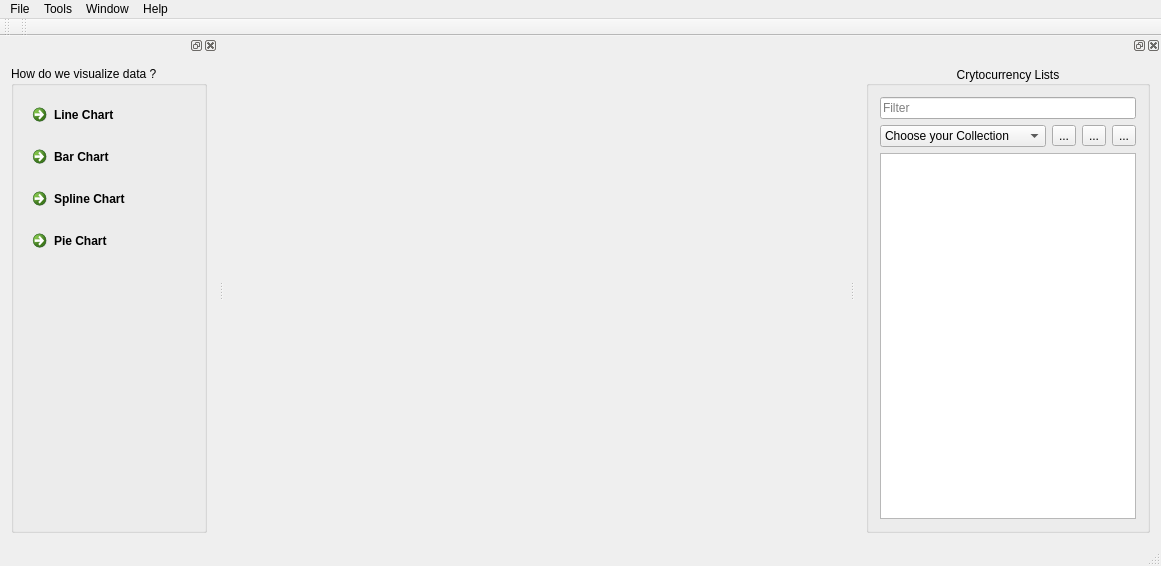
Before: the Qt Designer form mainwindow.ui in qtuancr261/CryptocurrencyVisualization, drawn with Qt 5.
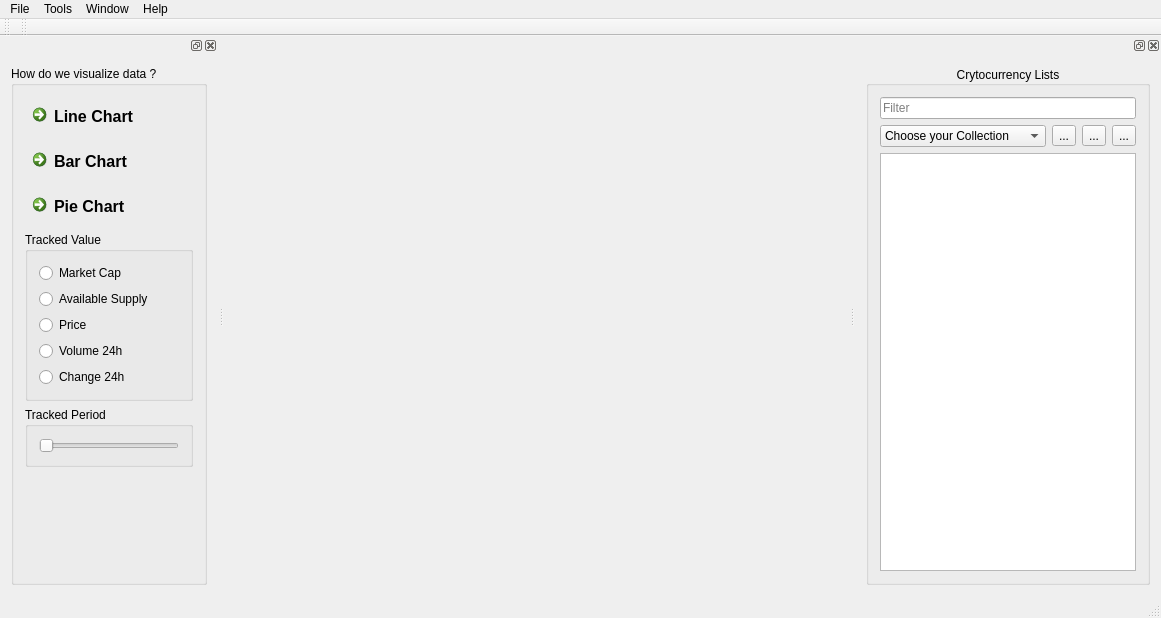
After: the same form once the commit is applied. Icons and pictures are not drawn.

Patch:
```diff
--- a/mainwindow.ui
+++ b/mainwindow.ui
@@ -7,7 +7,7 @@
     <x>0</x>
     <y>0</y>
     <width>1161</width>
-    <height>566</height>
+    <height>618</height>
    </rect>
   </property>
   <property name="windowTitle">
@@ -72,9 +72,14 @@
        <property name="title">
         <string>How do we visualize data ?</string>
        </property>
-       <layout class="QVBoxLayout" name="verticalLayout">
+       <layout class="QVBoxLayout" name="verticalLayout_5">
         <item>
          <widget class="QCommandLinkButton" name="buttonShowLineChart">
+          <property name="font">
+           <font>
+            <pointsize>12</pointsize>
+           </font>
+          </property>
           <property name="text">
            <string>Line Chart</string>
           </property>
@@ -85,32 +90,98 @@
         </item>
         <item>
          <widget class="QCommandLinkButton" name="buttonShowBarChart">
+          <property name="font">
+           <font>
+            <pointsize>12</pointsize>
+           </font>
+          </property>
           <property name="text">
            <string>Bar Chart</string>
           </property>
           <property name="checkable">
            <bool>true</bool>
           </property>
-         </widget>
-        </item>
-        <item>
-         <widget class="QCommandLinkButton" name="buttonShowSplineChart">
-          <property name="text">
-           <string>Spline Chart</string>
-          </property>
-          <property name="checkable">
+          <property name="autoExclusive">
            <bool>true</bool>
           </property>
          </widget>
         </item>
         <item>
          <widget class="QCommandLinkButton" name="buttonShowPieChart">
+          <property name="font">
+           <font>
+            <pointsize>12</pointsize>
+           </font>
+          </property>
           <property name="text">
            <string>Pie Chart</string>
           </property>
           <property name="checkable">
            <bool>true</bool>
           </property>
+          <property name="autoExclusive">
+           <bool>true</bool>
+          </property>
+         </widget>
+        </item>
+        <item>
+         <widget class="QGroupBox" name="groupBoxTrackedValue">
+          <property name="title">
+           <string>Tracked Value</string>
+          </property>
+          <layout class="QVBoxLayout" name="verticalLayout">
+           <item>
+            <widget class="QRadioButton" name="radioButtonMarketcap">
+             <property name="text">
+              <string>Market Cap</string>
+             </property>
+            </widget>
+           </item>
+           <item>
+            <widget class="QRadioButton" name="radioButtonAvailableSupply">
+             <property name="text">
+              <string>Available Supply</string>
+             </property>
+            </widget>
+           </item>
+           <item>
+            <widget class="QRadioButton" name="radioButtonPrice">
+             <property name="text">
+              <string>Price</string>
+             </property>
+            </widget>
+           </item>
+           <item>
+            <widget class="QRadioButton" name="radioButtonVolume">
+             <property name="text">
+              <string>Volume 24h</string>
+             </property>
+            </widget>
+           </item>
+           <item>
+            <widget class="QRadioButton" name="radioButtonChange">
+             <property name="text">
+              <string>Change 24h</string>
+             </property>
+            </widget>
+           </item>
+          </layout>
+         </widget>
+        </item>
+        <item>
+         <widget class="QGroupBox" name="groupBox_2">
+          <property name="title">
+           <string>Tracked Period</string>
+          </property>
+          <layout class="QVBoxLayout" name="verticalLayout_6">
+           <item>
+            <widget class="QSlider" name="horizontalSliderPeriod">
+             <property name="orientation">
+              <enum>Qt::Horizontal</enum>
+             </property>
+            </widget>
+           </item>
+          </layout>
          </widget>
         </item>
         <item>
@@ -121,7 +192,7 @@
           <property name="sizeHint" stdset="0">
            <size>
             <width>20</width>
-            <height>206</height>
+            <height>73</height>
            </size>
           </property>
          </spacer>
```
Left out of the diff: 3 changed lines with no effect on the pictures.
